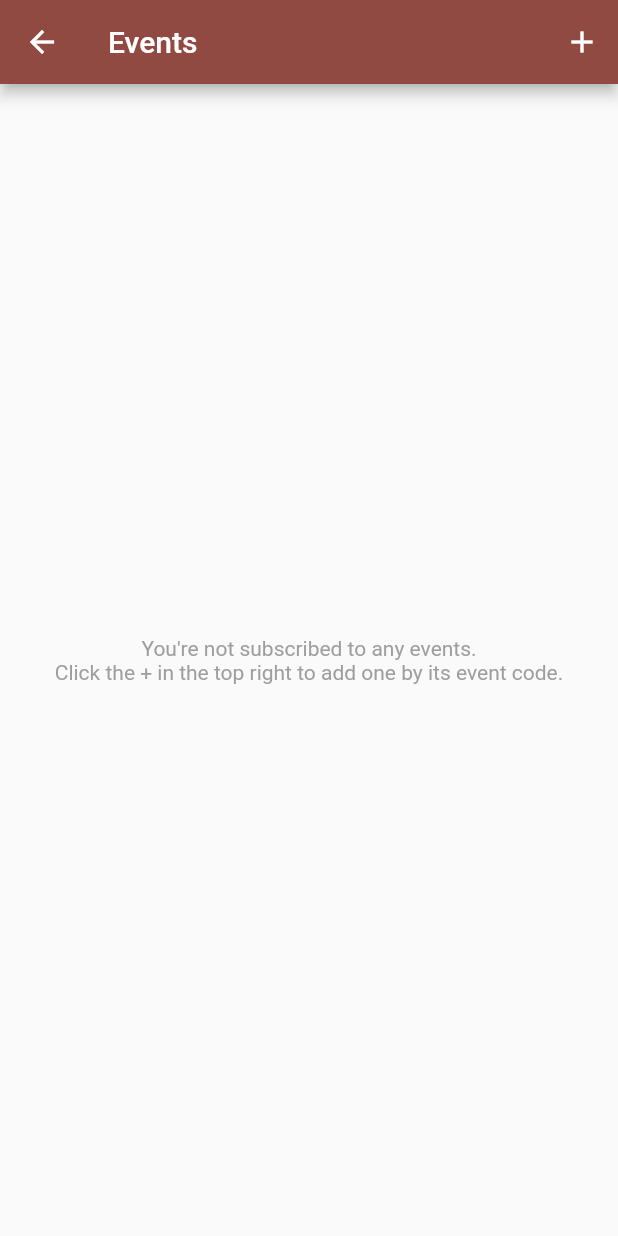
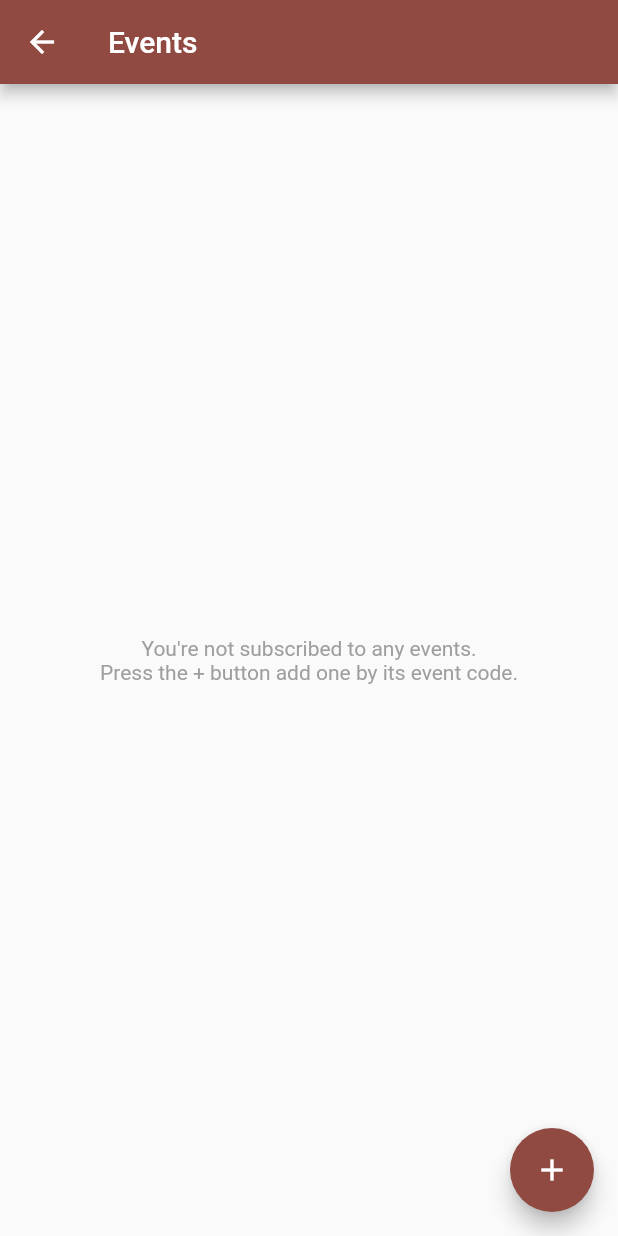
Before and after one commit to ImperialOctopus/people-counter, a Flutter app: the screen it shows after launch, after a tap on the "arrow forward" icon, on a phone screen of 412 x 824 dp. Run offline on Flutter 3.47's test engine with Material 2 defaults, Android fonts, the phone set to English and light mode, and no system bars; our stand-ins replace cloud_firestore, equatable, firebase_core, flutter_bloc, shared_preferences; accounts and stored records are empty; generated files the repository leaves out were written again.

Commit message:
Add floating action button to events list

```diff
--- a/lib/themes/summer_theme.dart
+++ b/lib/themes/summer_theme.dart
@@ -5,7 +5,7 @@ class SummerTheme implements AppTheme {
   const SummerTheme();
 
   @override
-  ThemeData get light => _base.copyWith(
+  ThemeData get light => ThemeData(
         colorScheme: ColorScheme.fromSwatch(
           primarySwatch: Colors.blue,
           brightness: Brightness.light,
--- a/lib/view/events_list/events_list_screen.dart
+++ b/lib/view/events_list/events_list_screen.dart
@@ -72,18 +72,17 @@ class EventsListLoadedView extends StatelessWidget {
   Widget build(BuildContext context) {
     return Scaffold(
       appBar: AppBar(
-        actions: [
-          IconButton(
-            icon: const Icon(Icons.add),
-            onPressed: () => _addCodeDialog(context),
-          ),
-        ],
         title: const Text('Events'),
+      ),
+      floatingActionButton: FloatingActionButton(
+        backgroundColor: Theme.of(context).colorScheme.primary,
+        onPressed: () => _addCodeDialog(context),
+        child: const Icon(Icons.add),
       ),
       body: codes.isEmpty
           ? const Center(
               child: Text(
-                "You're not subscribed to any events.\nClick the + in the top right to add one by its event code.",
+                "You're not subscribed to any events.\nPress the + button add one by its event code.",
                 textAlign: TextAlign.center,
                 style: TextStyle(color: Colors.grey),
               ),
```
Also changed, not shown: lib/view/event/event_screen.dart (+1 -7 lines).
